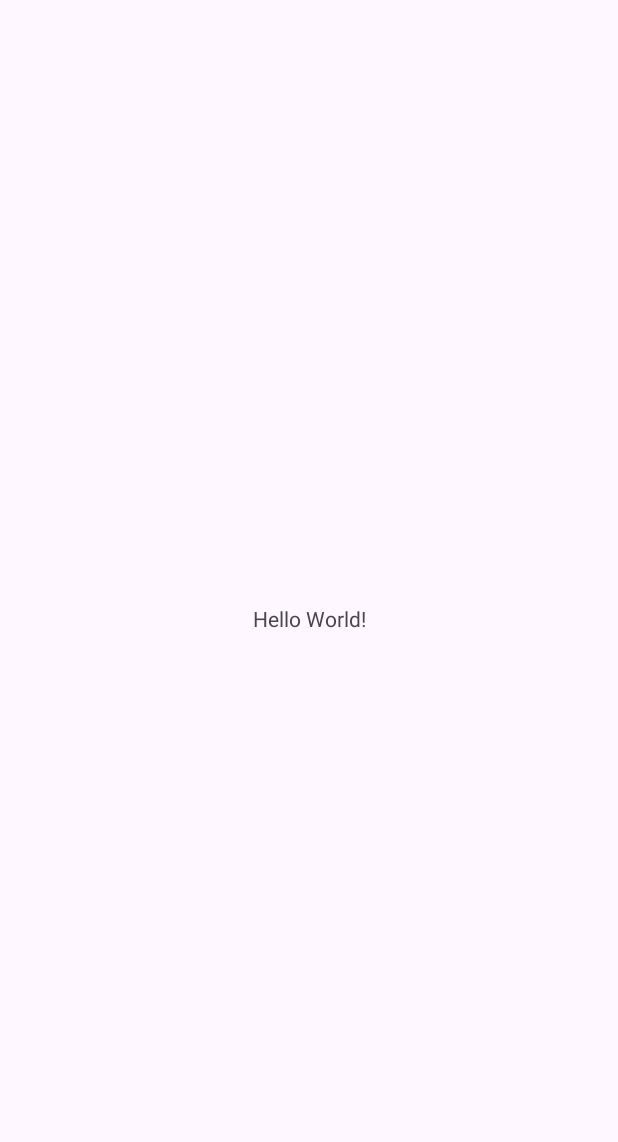
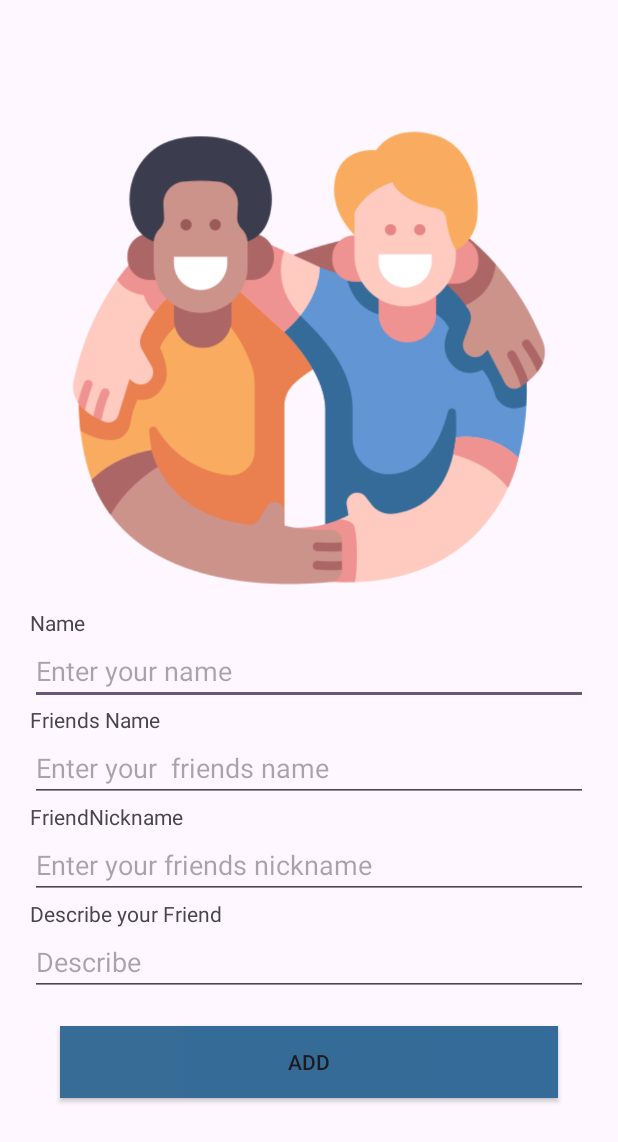
Before and after one commit to jerin05/FriendApp, an Android app: the screen it shows after launch (MainActivity), on a phone screen of 412 x 824 dp. Before the commit the part shown is almost empty. Shown: the top 1142 px of the screen. Run offline under Robolectric (Android 15) with nearby library versions, the phone set to English and light mode, and no system bars; our stand-ins replace Volley.

Commit message:
project completed

```diff
--- a/app/build.gradle.kts
+++ b/app/build.gradle.kts
@@ -32,7 +32,7 @@ android {
 }
 
 dependencies {
-
+    implementation("com.android.volley:volley:1.2.1")
     implementation(libs.appcompat)
     implementation(libs.material)
     implementation(libs.activity)
--- a/app/src/main/AndroidManifest.xml
+++ b/app/src/main/AndroidManifest.xml
@@ -1,8 +1,10 @@
 <?xml version="1.0" encoding="utf-8"?>
 <manifest xmlns:android="http://schemas.android.com/apk/res/android"
     xmlns:tools="http://schemas.android.com/tools">
+    <uses-permission android:name="android.permission.INTERNET"
+        />
+    <application
 
-    <application
         android:allowBackup="true"
         android:dataExtractionRules="@xml/data_extraction_rules"
         android:fullBackupContent="@xml/backup_rules"
--- a/app/src/main/java/com/logscan/friendapp/MainActivity.java
+++ b/app/src/main/java/com/logscan/friendapp/MainActivity.java
@@ -1,20 +1,84 @@
 package com.logscan.friendapp;
 
 import android.os.Bundle;
+import android.view.PixelCopy;
+import android.view.View;
+import android.widget.EditText;
+import android.widget.Toast;
 
 import androidx.activity.EdgeToEdge;
 import androidx.appcompat.app.AppCompatActivity;
+import androidx.appcompat.widget.AppCompatButton;
 import androidx.core.graphics.Insets;
 import androidx.core.view.ViewCompat;
 import androidx.core.view.WindowInsetsCompat;
 
+import com.android.volley.Request;
+import com.android.volley.RequestQueue;
+import com.android.volley.Response;
+import com.android.volley.VolleyError;
+import com.android.volley.toolbox.JsonObjectRequest;
+import com.android.volley.toolbox.Volley;
+
+import org.json.JSONException;
+import org.json.JSONObject;
+
 public class MainActivity extends AppCompatActivity {
+    EditText ed1, ed2, ed3, ed4;
+    AppCompatButton b1;
+
+    String apiUrl = "https://friendsapi-re5a.onrender.com/adddata";
 
     @Override
     protected void onCreate(Bundle savedInstanceState) {
         super.onCreate(savedInstanceState);
         EdgeToEdge.enable(this);
         setContentView(R.layout.activity_main);
+        ed1 = (EditText) findViewById(R.id.name);
+        ed2 = (EditText) findViewById(R.id.fname);
+        ed3 = (EditText) findViewById(R.id.nickname);
+        ed4 = (EditText) findViewById(R.id.description);
+        b1 = (AppCompatButton) findViewById(R.id.add);
 
+        b1.setOnClickListener(new View.OnClickListener() {
+            @Override
+            public void onClick(View v) {
+                String getName = ed1.getText().toString();
+                String getFName = ed2.getText().toString();
+                String getNickname = ed3.getText().toString();
+                String getDes = ed4.getText().toString();
+
+                JSONObject friend = new JSONObject();
+                try {
+                    //reading values in JSON format
+                    friend.put("name", getName);
+                    friend.put("friendName", getFName);
+                    friend.put("friendNickName", getNickname);
+                    friend.put("DescribeYourFriend", getDes);
+                } catch (JSONException e) {
+                    throw new RuntimeException(e);
+                }
+                //JSON object request creation
+                JsonObjectRequest jasonObjectRequest = new JsonObjectRequest(
+                        Request.Method.POST,
+                        apiUrl,
+                        friend,
+                        new Response.Listener<JSONObject>() {
+                            @Override
+                            public void onResponse(JSONObject response) {
+                                Toast.makeText(getApplicationContext(), "ADDED SUCCESFULLY", Toast.LENGTH_SHORT).show();
+                            }
+                        },
+                        new Response.ErrorListener() {
+                            @Override
+                            public void onErrorResponse(VolleyError error) {
+                                Toast.makeText(getApplicationContext(), "Something went wrong", Toast.LENGTH_SHORT).show();
+                            }
+                        }
+                );
+                RequestQueue requestQueue = Volley.newRequestQueue(getApplicationContext());
+                requestQueue.add(jasonObjectRequest);
+            }
+        });
     }
 }
--- /dev/null
+++ b/app/src/main/res/drawable/friendapp.xml
@@ -0,0 +1,6 @@
+<?xml version="1.0" encoding="utf-8"?>
+<shape xmlns:android="http://schemas.android.com/apk/res/android">
+    <gradient android:startColor="#366C96"
+        android:endColor="#346B98"
+            />
+</shape>
--- a/app/src/main/res/layout/activity_main.xml
+++ b/app/src/main/res/layout/activity_main.xml
@@ -1,19 +1,66 @@
-<?xml version="1.0" encoding="utf-8"?>
-<androidx.constraintlayout.widget.ConstraintLayout xmlns:android="http://schemas.android.com/apk/res/android"
-    xmlns:app="http://schemas.android.com/apk/res-auto"
-    xmlns:tools="http://schemas.android.com/tools"
-    android:id="@+id/main"
+<LinearLayout android:layout_height="match_parent"
     android:layout_width="match_parent"
-    android:layout_height="match_parent"
-    tools:context=".MainActivity">
+    android:orientation="vertical"
+    android:gravity="center"
+    android:padding="30px"
+    xmlns:android="http://schemas.android.com/apk/res/android">
 
+    <ImageView
+        android:layout_width="500px"
+        android:layout_height="500px"
+        android:background="@drawable/friend" />
     <TextView
-        android:layout_width="wrap_content"
+        android:layout_width="match_parent"
         android:layout_height="wrap_content"
-        android:text="Hello World!"
-        app:layout_constraintBottom_toBottomOf="parent"
-        app:layout_constraintEnd_toEndOf="parent"
-        app:layout_constraintStart_toStartOf="parent"
-        app:layout_constraintTop_toTopOf="parent" />
+        android:text="Name"
+        />
+    <EditText
+        android:layout_width="match_parent"
+        android:layout_height="wrap_content"
+        android:hint="Enter your name"
+        android:id="@+id/name"
+        />
+    <TextView
+        android:layout_width="match_parent"
+        android:layout_height="wrap_content"
+        android:text="Friends Name"
+        />
+    <EditText
+        android:layout_width="match_parent"
+        android:layout_height="wrap_content"
+        android:hint="Enter your  friends name"
+        android:id="@+id/fname"
+        />
+    <TextView
+        android:layout_width="match_parent"
+        android:layout_height="wrap_content"
+        android:text="FriendNickname"
+        />
+    <EditText
+        android:layout_width="match_parent"
+        android:layout_height="wrap_content"
+        android:hint="Enter your friends nickname"
+        android:id="@+id/nickname"
+        />
+    <TextView
+        android:layout_width="match_parent"
+        android:layout_height="wrap_content"
+        android:text="Describe your Friend"
+        />
+    <EditText
+        android:layout_width="match_parent"
+        android:layout_height="wrap_content"
+        android:hint="Describe"
+        android:id="@+id/description"
+        />
+    <androidx.appcompat.widget.AppCompatButton
+        android:layout_width="match_parent"
+        android:layout_height="wrap_content"
+        android:text="Add"
+        android:background="@drawable/friendapp"
+        android:layout_margin="30px"
+        android:id="@+id/add"
+        />
 
-</androidx.constraintlayout.widget.ConstraintLayout>
+
+</LinearLayout>
```
Also changed, not shown: app/src/main/res/drawable/friend.png (added), app/src/main/res/drawable/frnd.png (added).
